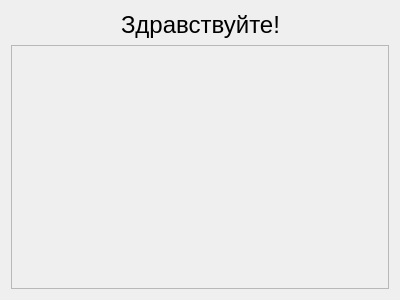
The window that training/sectionsform.ui (TheMrButcher/offline-mentor) describes before a commit, drawn with Qt 5.
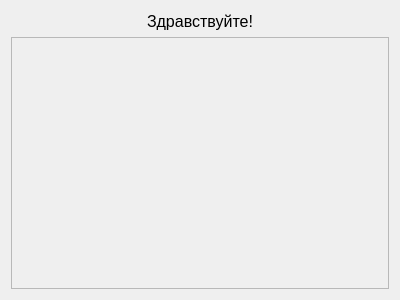
The same window after the commit.

What changed in the file:
```diff
--- a/training/sectionsform.ui
+++ b/training/sectionsform.ui
@@ -33,7 +33,7 @@
       <widget class="QLabel" name="greetingsLabel">
        <property name="font">
         <font>
-         <pointsize>18</pointsize>
+         <pointsize>12</pointsize>
         </font>
        </property>
        <property name="text">
@@ -61,13 +61,16 @@
      <property name="widgetResizable">
       <bool>true</bool>
      </property>
+     <property name="alignment">
+      <set>Qt::AlignLeading|Qt::AlignLeft|Qt::AlignTop</set>
+     </property>
      <widget class="QWidget" name="sectionsList">
       <property name="geometry">
        <rect>
         <x>0</x>
         <y>0</y>
         <width>380</width>
-        <height>243</height>
+        <height>252</height>
        </rect>
       </property>
       <layout class="QVBoxLayout" name="verticalLayout_2">
```
